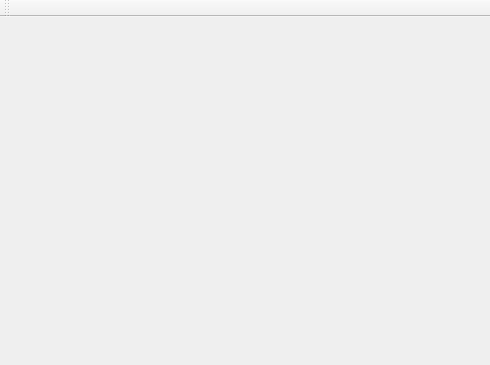
Qt form myplyer/mainwindow.ui (wangxiaoxiaohan/videoPLayer) before a commit; both pictures show x 0 to 490 and y 0 to 365 of the 1186 by 852 pixel window.
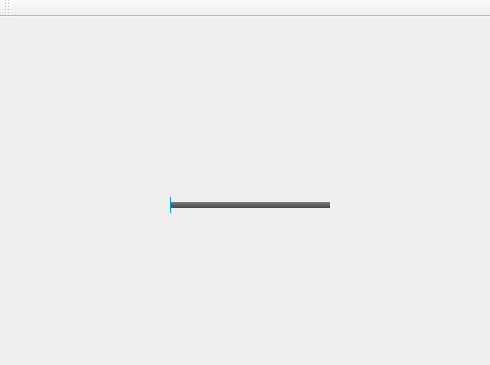
The same form after that commit.

```diff
--- a/myplyer/mainwindow.ui
+++ b/myplyer/mainwindow.ui
@@ -13,7 +13,33 @@
   <property name="windowTitle">
    <string>MainWindow</string>
   </property>
-  <widget class="QWidget" name="centralWidget"/>
+  <widget class="QWidget" name="centralWidget">
+   <widget class="QSlider" name="horizontalSlider">
+    <property name="geometry">
+     <rect>
+      <x>170</x>
+      <y>180</y>
+      <width>160</width>
+      <height>16</height>
+     </rect>
+    </property>
+    <property name="styleSheet">
+     <string notr="true">QSlider::groove:horizontal {
+        height: 6px;
+        background: qlineargradient(x1: 0, y1: 0, x2: 0, y2: 1, stop: 0 rgb(124, 124, 124), stop: 1.0 rgb(72, 71, 71));
+}
+QSlider::handle:horizontal {
+        width: 1px;
+        background: rgb(0, 160, 230);
+        margin: -6px 0px -6px 0px;
+        border-radius: 9px;
+}</string>
+    </property>
+    <property name="orientation">
+     <enum>Qt::Horizontal</enum>
+    </property>
+   </widget>
+  </widget>
   <widget class="QMenuBar" name="menuBar">
    <property name="geometry">
     <rect>
```
